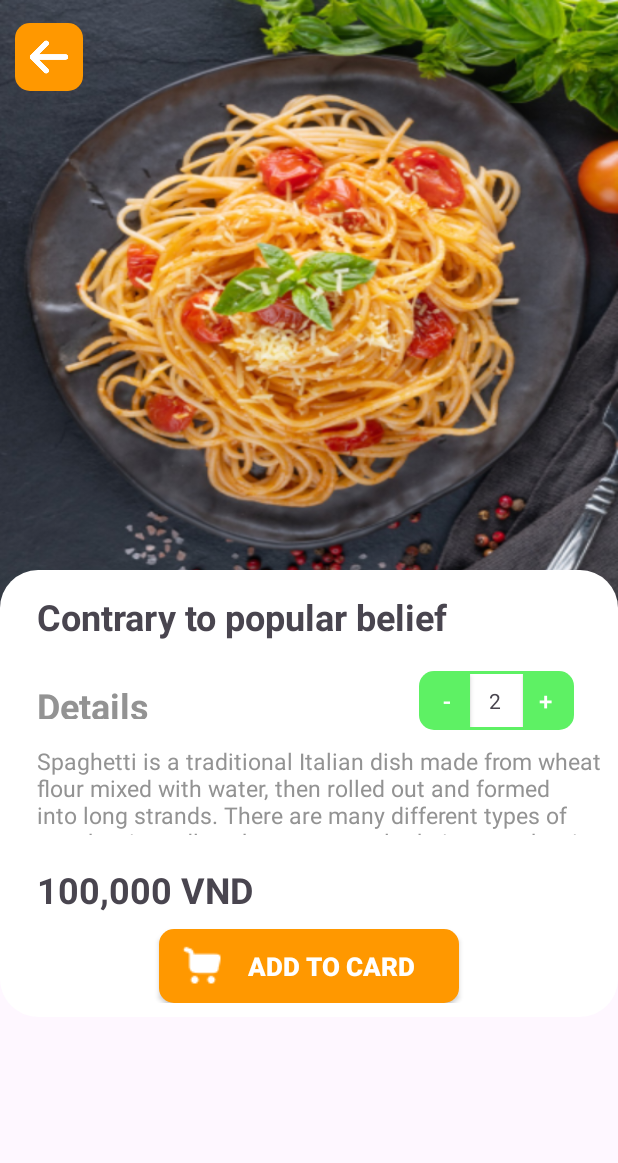
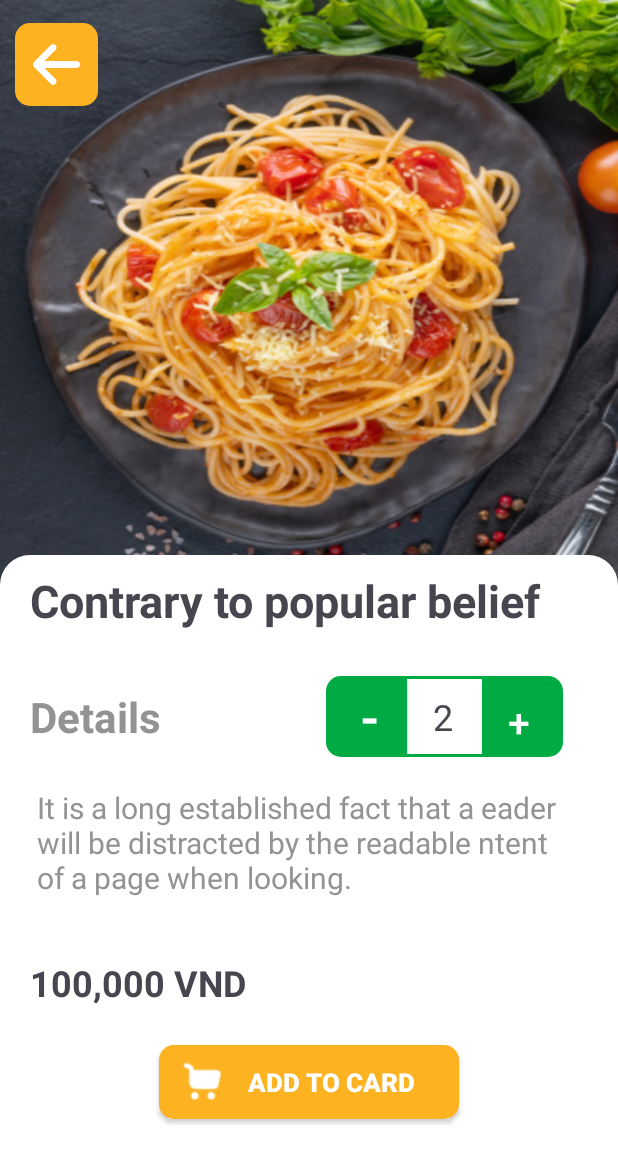
Before and after one commit to binh123440/7Meals, an Android app: the screen it shows after launch (MainActivity), on a phone screen of 412 x 824 dp. Shown: the top 1163 px of the screen. Run offline under Robolectric (Android 15) with nearby library versions, the light colour scheme and no system bars.

Commit message:
first product

```diff
--- a/app/src/main/res/drawable/botron.xml
+++ b/app/src/main/res/drawable/botron.xml
@@ -1,6 +1,6 @@
 <?xml version="1.0" encoding="utf-8"?>
 <shape xmlns:android="http://schemas.android.com/apk/res/android">
     <solid android:color="@color/white"></solid>
-    <corners android:radius="25dp"></corners>
+    <corners android:topRightRadius="20dp" android:topLeftRadius="20dp"></corners>
     <padding android:top="5dp" android:bottom="5dp" android:left="5dp" android:right="5dp"></padding>
 </shape>
--- a/app/src/main/res/drawable/nuttanggiam.xml
+++ b/app/src/main/res/drawable/nuttanggiam.xml
@@ -1,6 +1,6 @@
 <?xml version="1.0" encoding="utf-8"?>
 <shape xmlns:android="http://schemas.android.com/apk/res/android">
-    <solid android:color="#5EF164"></solid>
+    <solid android:color="#00AB44"></solid>
     <corners android:radius="10dp"></corners>
     <padding android:top="2dp" android:bottom="2dp" android:left="4dp" android:right="4dp"></padding>
 </shape>
--- a/app/src/main/res/layout/activity_main.xml
+++ b/app/src/main/res/layout/activity_main.xml
@@ -11,8 +11,8 @@
         <LinearLayout
             android:layout_marginLeft="10dp"
             android:layout_marginTop="15dp"
-            android:layout_width="45dp"
-            android:layout_height="45dp"
+            android:layout_width="55dp"
+            android:layout_height="55dp"
             android:background="@drawable/backgroundcam">
             <ImageView
                 android:layout_gravity="center|bottom"
@@ -21,119 +21,115 @@
                 android:background="@drawable/back_white"/>
         </LinearLayout>
     </LinearLayout>
+
     <LinearLayout
         android:layout_width="match_parent"
-        android:layout_height="wrap_content"
-        android:layout_marginTop="380dp"
+        android:layout_height="418dp"
+        android:layout_marginTop="370dp"
         android:background="@drawable/botron"
         android:orientation="vertical">
+
+        <TextView
+            android:layout_width="wrap_content"
+            android:layout_height="wrap_content"
+            android:layout_marginLeft="15dp"
+            android:layout_marginTop="5dp"
+            android:text="Contrary to popular belief"
+            android:textSize="30dp"
+            android:textStyle="bold" />
 
         <LinearLayout
             android:layout_width="match_parent"
             android:layout_height="wrap_content"
-            android:orientation="vertical"
-            android:background="@drawable/botron"
-            >
+            android:layout_gravity="center"
+            android:layout_marginTop="30dp"
+
+            android:orientation="horizontal">
+
             <TextView
-                android:layout_marginLeft="15dp"
-                android:layout_marginTop="5dp"
                 android:layout_width="wrap_content"
                 android:layout_height="wrap_content"
-                android:text="Contrary to popular belief"
-                android:textSize="24dp"
-                android:textStyle="bold"
-                />
-            <LinearLayout
-                android:layout_marginTop="20dp"
-                android:layout_width="match_parent"
-                android:layout_height="wrap_content"
-                android:orientation="horizontal"
-                android:layout_gravity="center">
-                <TextView
-                    android:layout_width="wrap_content"
-                    android:layout_height="25dp"
+                android:layout_gravity="center"
                 android:layout_marginLeft="15dp"
                 android:text="Details"
-                    android:textSize="24dp"
                 android:textColor="@color/gray"
-                    android:textStyle="bold"
-                    android:layout_gravity="center"/>
+                android:textSize="28dp"
+                android:textStyle="bold" />
+
             <LinearLayout
-                    android:layout_marginLeft="180dp"
                 android:layout_width="wrap_content"
                 android:layout_height="wrap_content"
-                    android:orientation="horizontal"
-                    android:background="@drawable/nuttanggiam">
+                android:layout_marginLeft="110dp"
+                android:background="@drawable/nuttanggiam"
+                android:orientation="horizontal">
+
                 <androidx.appcompat.widget.AppCompatButton
-                        android:layout_width="30dp"
-                        android:layout_height="35dp"
-                        android:background="#5EF164"
+                    android:id="@+id/btntru"
+                    android:layout_width="50dp"
+                    android:layout_height="50dp"
+                    android:background="#00AB44"
                     android:text="-"
-                        android:textSize="16dp"
                     android:textColor="@color/white"
-                        />
+                    android:textSize="35sp" />
+
                 <TextView
-                        android:layout_width="35dp"
+                    android:layout_width="50dp"
                     android:layout_height="match_parent"
-                        android:text="2"
+                    android:background="@color/white"
+                    android:gravity="center"
                     android:paddingLeft="8dp"
                     android:paddingRight="9dp"
-                        android:gravity="center"
-                        android:background="@color/white"/>
+                    android:text="2"
+                    android:textSize="24sp"/>
+
                 <androidx.appcompat.widget.AppCompatButton
-                        android:layout_width="30dp"
-                        android:layout_height="35dp"
-                        android:background="#5EF164"
-                        android:textSize="16dp"
+                    android:id="@+id/btncong"
+                    android:layout_width="50dp"
+                    android:layout_height="50dp"
+                    android:background="#00AB44"
                     android:text="+"
                     android:textColor="@color/white"
-                        />
+                    android:textSize="26sp" />
             </LinearLayout>
 
         </LinearLayout>
-            <ScrollView
+
+        <TextView
+            android:id="@+id/detailsmota"
+            android:layout_width="match_parent"
+            android:layout_height="wrap_content"
+            android:layout_margin="20dp"
+            android:text="It is a long established fact that a eader will be distracted by the readable ntent of a page when looking."
+            android:textColor="@color/gray"
+            android:textSize="20dp">
+
+        </TextView>
+
+        <TextView
             android:layout_width="wrap_content"
-                android:layout_height="70dp">
-            <TextView
+            android:layout_height="wrap_content"
             android:layout_marginLeft="15dp"
-                android:layout_marginTop="10dp"
-                android:layout_width="match_parent"
-                android:layout_height="match_parent"
-                android:textColor="@color/gray"
-                android:paddingBottom="20dp"
-                android:text="Spaghetti is a traditional Italian dish made from wheat flour mixed with water, then rolled out and formed into long strands. There are many different types of spaghetti noodles, the most popular being spaghetti, fettuccine, penne, macaroni, and so on."
-                android:textSize="15dp"></TextView>
-            </ScrollView>
-            <TextView
-                android:layout_height="wrap_content"
-                android:layout_width="wrap_content"
+            android:layout_marginTop="20dp"
             android:text="100,000 VND"
             android:textSize="24dp"
-                android:layout_marginTop="20dp"
-                android:layout_marginLeft="15dp"
-                android:textStyle="bold"></TextView>
+            android:textStyle="bold">
 
+        </TextView>
 
-            <LinearLayout
-                android:gravity="center"
-                android:layout_width="match_parent"
-                android:layout_height="wrap_content"
-                android:orientation="vertical">
         <androidx.appcompat.widget.AppCompatButton
             android:layout_width="200dp"
             android:layout_height="wrap_content"
-                    android:layout_marginTop="10dp"
+            android:layout_marginTop="25dp"
             android:background="@drawable/nutlogin"
+            android:drawableLeft="@drawable/cart_icon_white_1"
             android:text="ADD TO CARD"
+            android:textColor="@color/white"
+            android:textSize="17dp"
             android:textStyle="bold"
-                    android:textSize="17dp"
-                    android:textColor="@color/white"
-                    android:drawableLeft="@drawable/cart_icon_white_1"/>
-            </LinearLayout>
+            android:layout_gravity="center"/>
 
-        </LinearLayout>
+
     </LinearLayout>
 
 
-
 </FrameLayout>
--- a/app/src/main/res/values/colors.xml
+++ b/app/src/main/res/values/colors.xml
@@ -6,5 +6,5 @@
     <color name="lightgray">#D9D9D9</color>
     <color name="gray">#939393</color>
     <color name="green">#4CAF50</color>
-    <color name="lightorange">#FF9800</color>
+    <color name="lightorange">#FDB222</color>
 </resources>
```
Lines whose indentation alone changed are shown as unchanged.
